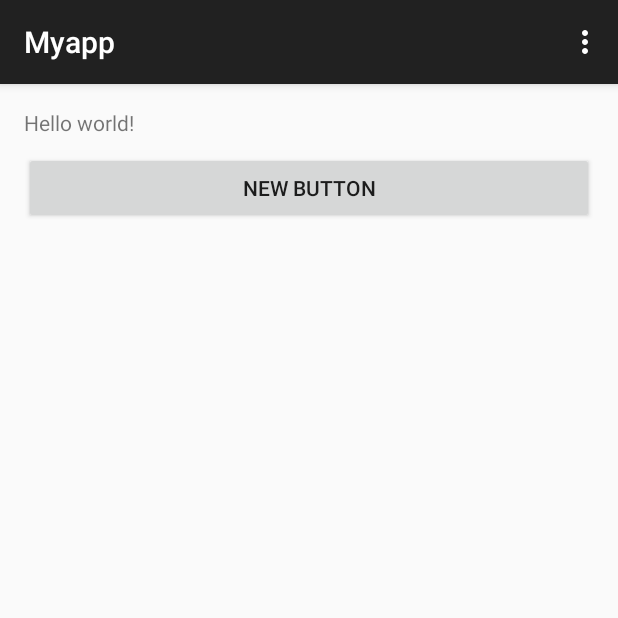
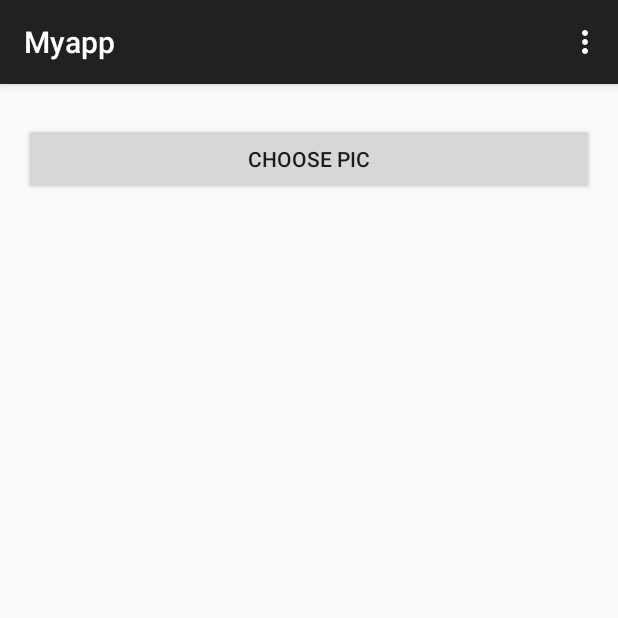
Before and after one commit to manitejavarma/PictureDetect, an Android app: the screen it shows after launch (MainActivity), on a phone screen of 412 x 824 dp, the top half of it. Run offline under Robolectric (Android 15) with nearby library versions, the phone set to English and light mode, and no system bars.

```diff
--- a/app/src/main/res/layout/activity_main.xml
+++ b/app/src/main/res/layout/activity_main.xml
@@ -10,9 +10,7 @@
         android:paddingTop="@dimen/activity_vertical_margin"
         android:paddingBottom="@dimen/activity_vertical_margin" tools:context=".MainActivity">
 
-        <TextView android:text="@string/hello_world" android:layout_width="wrap_content"
-            android:layout_height="wrap_content"
-            android:id="@+id/textView" />
+
 
 
 
@@ -20,14 +18,13 @@
             android:layout_width="wrap_content"
             android:layout_height="wrap_content"
             android:id="@+id/imageView"
-            android:layout_below="@+id/textView"
             android:layout_centerHorizontal="true"
             android:layout_marginTop="58dp" />
 
         <Button
             android:layout_width="match_parent"
             android:layout_height="wrap_content"
-            android:text="New Button"
+            android:text="Choose pic"
             android:id="@+id/button"
             android:layout_alignParentBottom="true"
             android:layout_alignParentLeft="true"
```
Also changed, not shown: app/src/main/java/com/warmani/myapp/MainActivity.java (+22 -10 lines), app/src/main/ic_launcher-web.png (added), app/src/main/res/mipmap-hdpi/ic_launcher.png, app/src/main/res/mipmap-mdpi/ic_launcher.png, app/src/main/res/mipmap-xhdpi/ic_launcher.png, app/src/main/res/mipmap-xxhdpi/ic_launcher.png, app/src/main/res/mipmap-xxxhdpi/ic_launcher.png (added).
